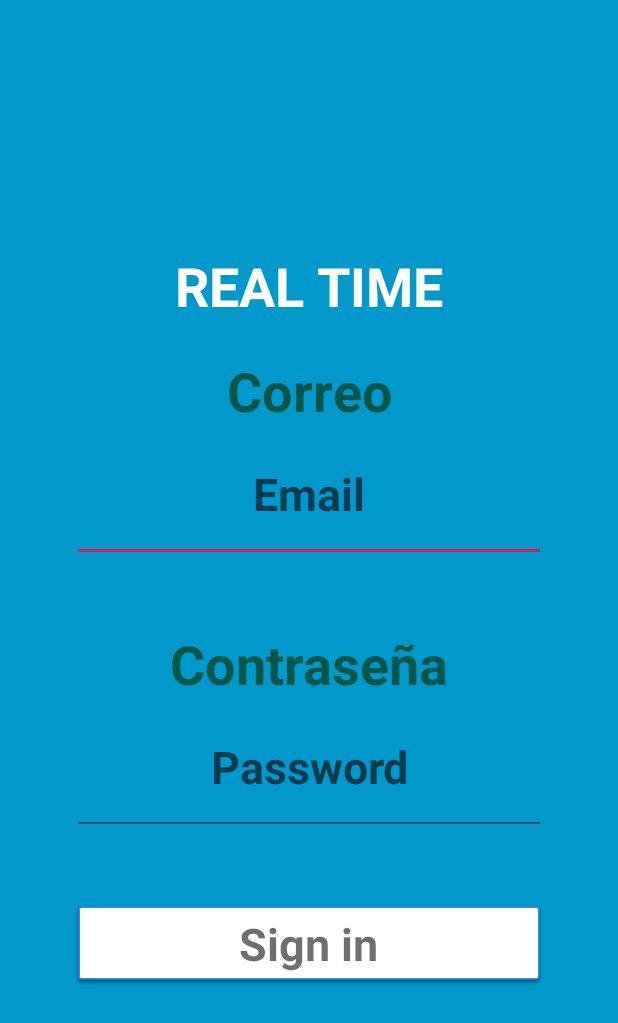
After one commit to Furiduri/APP_Control_Domotico, an Android app: the layout activity_login.xml on its own in the app's theme, with its tools: preview values and no code run, on a phone screen of 412 x 824 dp. The commit adds this screen. Shown: the top 1023 px of the screen. Run offline under Robolectric (Android 15) with nearby library versions, the phone set to English and light mode, and no system bars.

Commit message:
Modulo de login implementado

```diff
--- a/app/src/main/AndroidManifest.xml
+++ b/app/src/main/AndroidManifest.xml
@@ -1,6 +1,8 @@
 <?xml version="1.0" encoding="utf-8"?>
 <manifest xmlns:android="http://schemas.android.com/apk/res/android"
     package="com.example.app_control_domotico">
+
+    <uses-permission android:name="android.permission.INTERNET" />
 
     <application
         android:allowBackup="true"
@@ -9,13 +11,15 @@
         android:roundIcon="@mipmap/ic_launcher_round"
         android:supportsRtl="true"
         android:theme="@style/AppTheme">
-        <activity android:name=".MainActivity">
+        <activity android:name=".Login">
             <intent-filter>
                 <action android:name="android.intent.action.MAIN" />
 
                 <category android:name="android.intent.category.LAUNCHER" />
             </intent-filter>
         </activity>
+        <activity android:name=".MainActivity">
+        </activity>
     </application>
 
 </manifest>
--- /dev/null
+++ b/app/src/main/res/layout/activity_login.xml
@@ -0,0 +1,103 @@
+<?xml version="1.0" encoding="utf-8"?>
+<android.support.constraint.ConstraintLayout xmlns:android="http://schemas.android.com/apk/res/android"
+    xmlns:app="http://schemas.android.com/apk/res-auto"
+    xmlns:tools="http://schemas.android.com/tools"
+    android:layout_width="match_parent"
+    android:layout_height="match_parent"
+    android:background="@android:color/holo_blue_dark"
+    tools:context=".Login">
+
+    <LinearLayout
+        android:layout_width="0dp"
+        android:layout_height="0dp"
+        android:layout_marginStart="32dp"
+        android:layout_marginTop="32dp"
+        android:layout_marginEnd="32dp"
+        android:layout_marginBottom="32dp"
+        android:gravity="center"
+        android:orientation="vertical"
+        android:padding="@dimen/activity_vertical_margin"
+        android:paddingStart="@dimen/activity_vertical_margin"
+        app:layout_constraintBottom_toBottomOf="parent"
+        app:layout_constraintEnd_toEndOf="parent"
+        app:layout_constraintStart_toStartOf="parent"
+        app:layout_constraintTop_toTopOf="parent">
+
+        <TextView
+            android:id="@+id/lblTitle"
+            android:layout_width="match_parent"
+            android:layout_height="70dp"
+            android:text="@string/TitleMainA"
+            android:textAlignment="center"
+            android:textColor="@color/common_google_signin_btn_text_dark_default"
+            android:textSize="36sp"
+            android:textStyle="bold" />
+
+        <TextView
+            android:id="@+id/lblUser"
+            android:layout_width="match_parent"
+            android:layout_height="wrap_content"
+            android:text="Correo"
+            android:textAlignment="center"
+            android:textAllCaps="false"
+            android:textColor="@color/colorPrimaryDark"
+            android:textSize="36sp"
+            android:textStyle="bold" />
+
+        <EditText
+            android:id="@+id/txtEmail"
+            android:layout_width="match_parent"
+            android:layout_height="90dp"
+            android:ems="10"
+            android:hint="@string/prompt_email"
+            android:inputType="textEmailAddress"
+            android:textAlignment="center"
+            android:textColor="@color/common_google_signin_btn_text_dark_default"
+            android:textSize="30sp"
+            android:textStyle="bold" />
+
+        <Space
+            android:layout_width="match_parent"
+            android:layout_height="43dp" />
+
+        <TextView
+            android:id="@+id/lblPassword"
+            android:layout_width="match_parent"
+            android:layout_height="wrap_content"
+            android:text="Contraseña"
+            android:textAlignment="center"
+            android:textColor="@color/colorPrimaryDark"
+            android:textSize="36sp"
+            android:textStyle="bold" />
+
+        <EditText
+            android:id="@+id/txtPassword"
+            android:layout_width="match_parent"
+            android:layout_height="90dp"
+            android:ems="10"
+            android:hint="@string/prompt_password"
+            android:inputType="textPassword"
+            android:textAlignment="center"
+            android:textColor="@color/common_google_signin_btn_text_dark_default"
+            android:textSize="30sp"
+            android:textStyle="bold" />
+
+        <Space
+            android:layout_width="match_parent"
+            android:layout_height="43dp" />
+
+        <Button
+            android:id="@+id/btnLogin"
+            style="@style/Widget.AppCompat.ButtonBar"
+            android:layout_width="match_parent"
+            android:layout_height="wrap_content"
+            android:background="@drawable/common_google_signin_btn_icon_dark_normal_background"
+            android:onClick="onClick"
+            android:text="@string/action_sign_in_short"
+            android:textAlignment="center"
+            android:textColor="@color/common_google_signin_btn_text_light"
+            android:textSize="30sp"
+            android:textStyle="bold" />
+
+    </LinearLayout>
+</android.support.constraint.ConstraintLayout>
```
Also changed, not shown: app/src/main/java/com/example/app_control_domotico/Login.java (added, +99 -0 lines), app/src/main/java/com/example/app_control_domotico/MainActivity.java (+48 -61 lines), app/src/main/java/com/example/app_control_domotico/data/LoginDataSource.java (deleted, +0 -29 lines), app/src/main/java/com/example/app_control_domotico/data/LoginRepository.java (deleted, +0 -54 lines), app/src/main/java/com/example/app_control_domotico/data/Result.java (deleted, +0 -48 lines), app/src/main/java/com/example/app_control_domotico/data/model/LoggedInUser.java (deleted, +0 -23 lines), app/src/main/java/com/example/app_control_domotico/data/model/Metodos/FnFirebase.java (added, +46 -0 lines), app/src/main/java/com/example/app_control_domotico/data/model/ObjRegistro.java (added, +28 -0 lines).
